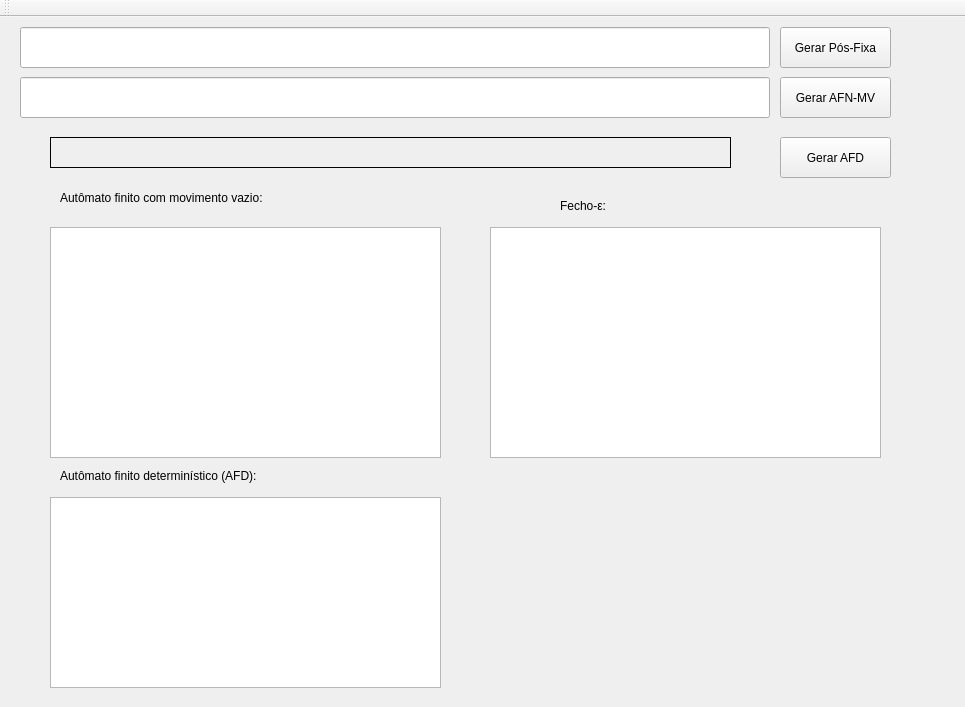
Qt form 03-AFD/mainwindow.ui (FeBarbosa/Compiladores) before a commit.
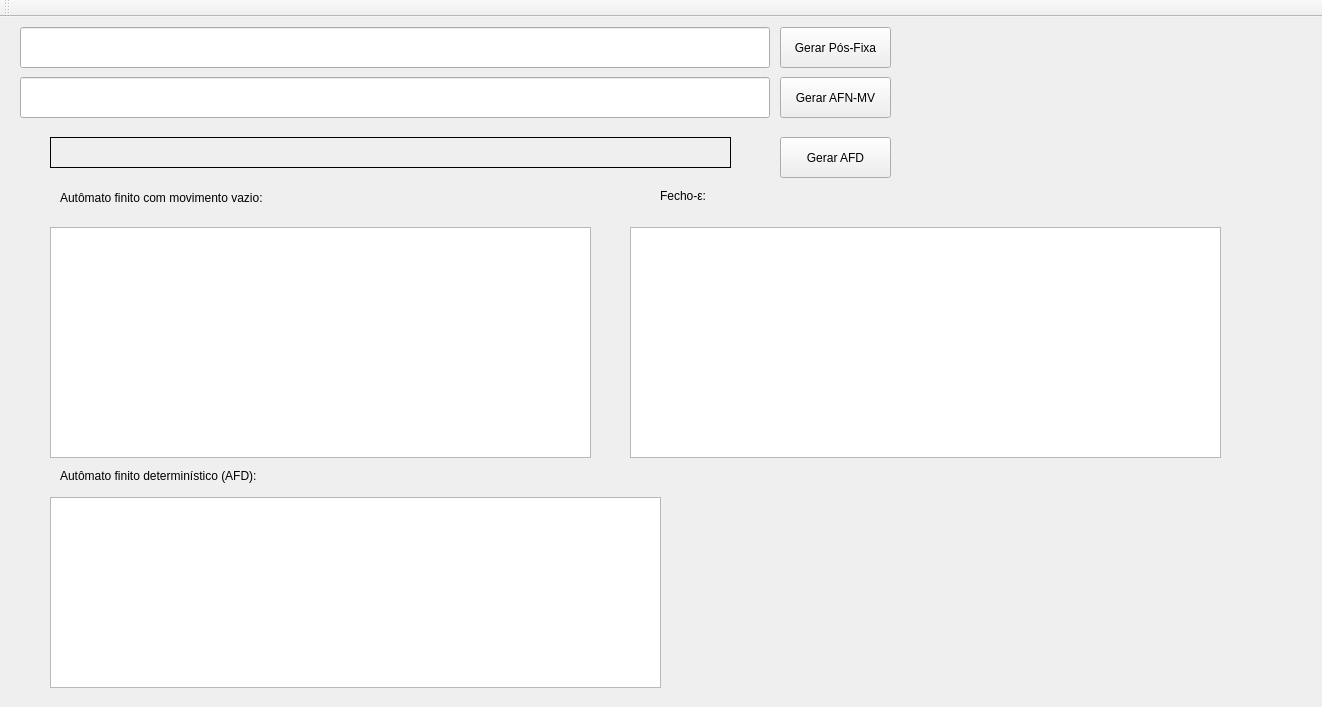
The same form after that commit.

Patch:
```diff
--- a/03-AFD/mainwindow.ui
+++ b/03-AFD/mainwindow.ui
@@ -6,7 +6,7 @@
    <rect>
     <x>0</x>
     <y>0</y>
-    <width>965</width>
+    <width>1322</width>
     <height>707</height>
    </rect>
   </property>
@@ -55,7 +55,7 @@
      <rect>
       <x>50</x>
       <y>210</y>
-      <width>391</width>
+      <width>541</width>
       <height>231</height>
      </rect>
     </property>
@@ -104,7 +104,7 @@
      <rect>
       <x>50</x>
       <y>480</y>
-      <width>391</width>
+      <width>611</width>
       <height>191</height>
      </rect>
     </property>
@@ -141,8 +141,8 @@
    <widget class="QLabel" name="label_3">
     <property name="geometry">
      <rect>
-      <x>560</x>
-      <y>180</y>
+      <x>660</x>
+      <y>170</y>
       <width>67</width>
       <height>17</height>
      </rect>
@@ -154,9 +154,9 @@
    <widget class="QTableWidget" name="tableWidget_3">
     <property name="geometry">
      <rect>
-      <x>490</x>
+      <x>630</x>
       <y>210</y>
-      <width>391</width>
+      <width>591</width>
       <height>231</height>
      </rect>
     </property>
```
Left out of the diff: 4 changed lines with no effect on the pictures.
